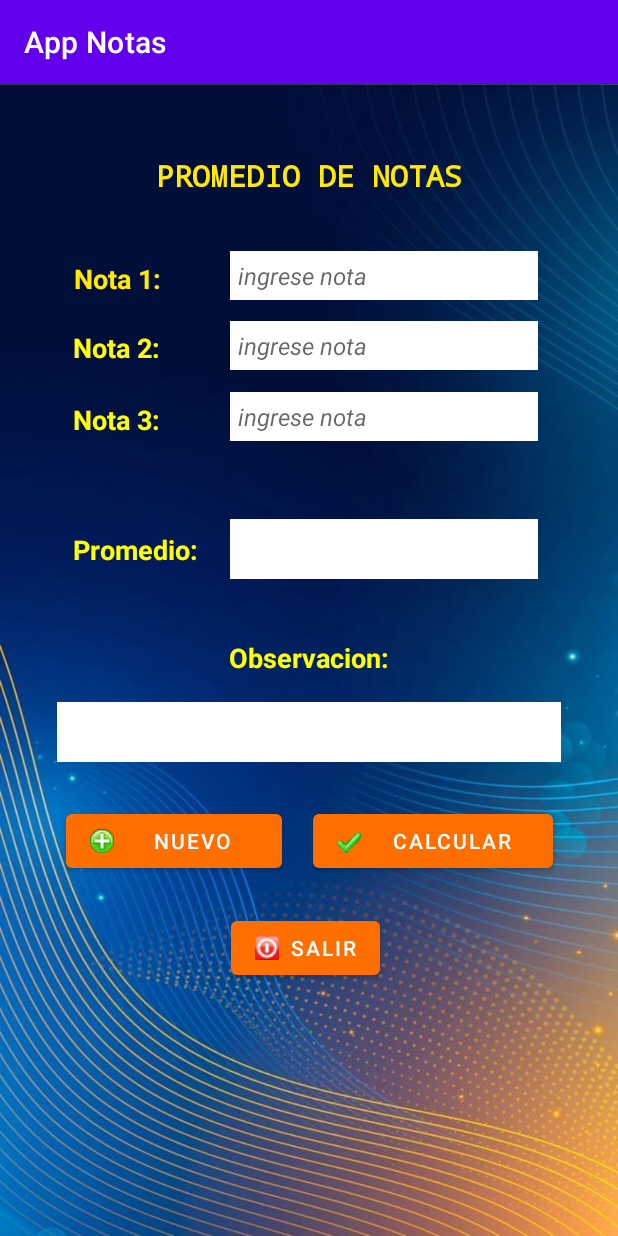
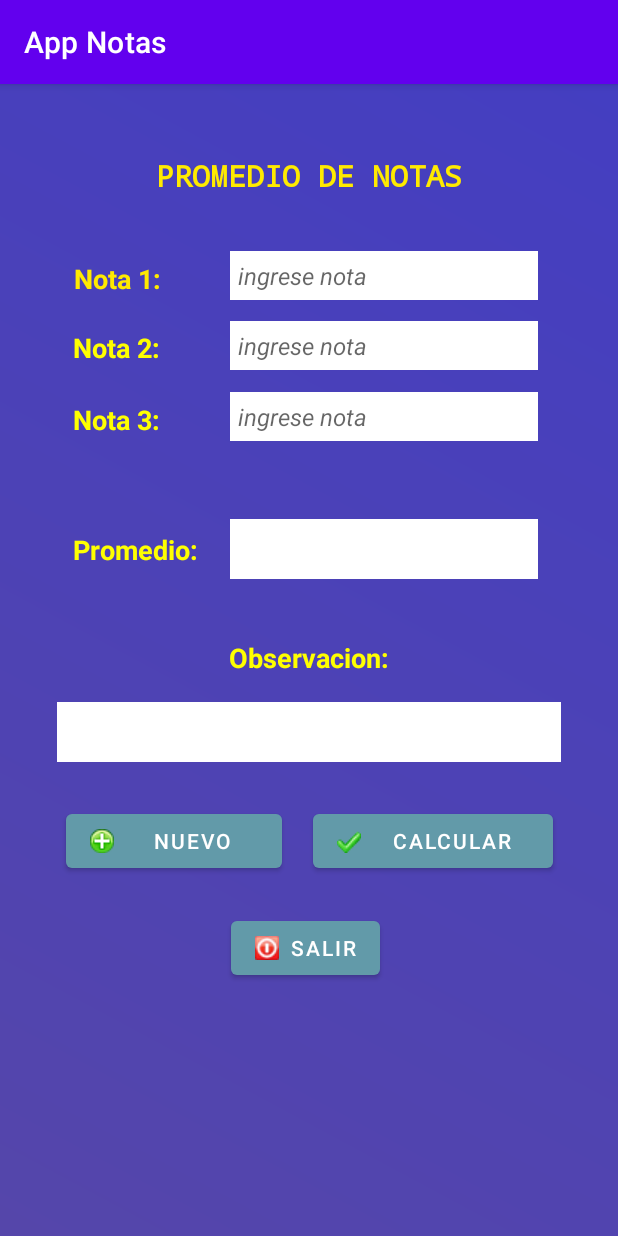
Before and after one commit to pedro-damian/curso-android, an Android app: the screen it shows after launch (MainActivity), on a phone screen of 412 x 824 dp. Run offline under Robolectric (Android 15) with nearby library versions, the phone set to English and light mode, and no system bars.

Commit message:
bg agregados

```diff
--- a/ApplicationNotas/app/src/main/AndroidManifest.xml
+++ b/ApplicationNotas/app/src/main/AndroidManifest.xml
@@ -4,7 +4,7 @@
 
     <application
         android:allowBackup="true"
-        android:icon="@drawable/yin_yang"
+        android:icon="@drawable/tarea_completada"
         android:label="App Notas"
         android:roundIcon="@mipmap/ic_launcher_round"
         android:supportsRtl="true"
--- /dev/null
+++ b/ApplicationNotas/app/src/main/res/drawable/bg.xml
@@ -0,0 +1,13 @@
+<?xml version="1.0" encoding="utf-8"?>
+<shape xmlns:android="http://schemas.android.com/apk/res/android"
+    android:shape="rectangle">
+    <gradient
+        android:startColor="#5546aa"
+        android:endColor="#443ec1"
+        android:type="linear"
+        android:angle="45"
+        >
+
+    </gradient>
+
+</shape>
--- a/ApplicationNotas/app/src/main/res/layout/activity_main.xml
+++ b/ApplicationNotas/app/src/main/res/layout/activity_main.xml
@@ -4,7 +4,7 @@
     xmlns:tools="http://schemas.android.com/tools"
     android:layout_width="match_parent"
     android:layout_height="match_parent"
-    android:background="@drawable/fondo_tec"
+    android:background="@drawable/bg"
     tools:context=".MainActivity">
 
     <EditText
@@ -48,7 +48,7 @@
         android:layout_width="wrap_content"
         android:layout_height="wrap_content"
         android:text="Salir"
-        app:backgroundTint="#FF6F00"
+        app:backgroundTint="#629aa9"
         app:icon="@drawable/off"
         app:iconTintMode="multiply"
         app:layout_constraintBottom_toBottomOf="parent"
@@ -64,7 +64,7 @@
         android:layout_height="wrap_content"
         android:ems="10"
         android:text="Calcular"
-        app:backgroundTint="#FF6F00"
+        app:backgroundTint="#629aa9"
         app:icon="@drawable/apply"
         app:iconTintMode="multiply"
         app:layout_constraintBottom_toBottomOf="parent"
@@ -204,7 +204,7 @@
         android:layout_height="wrap_content"
         android:ems="9"
         android:text="Nuevo"
-        app:backgroundTint="#FF6F00"
+        app:backgroundTint="#629aa9"
         app:icon="@drawable/crear"
         app:iconTintMode="multiply"
         app:layout_constraintBottom_toBottomOf="parent"
```
Also changed, not shown: ApplicationNotas/app/src/main/res/drawable/bg2.xml (added, +12 -0 lines), ApplicationNotas/app/src/main/res/drawable/bg3.xml (added, +13 -0 lines), ApplicationNotas/app/src/main/res/drawable/bg4.xml (added, +13 -0 lines), ApplicationNotas/app/src/main/res/drawable/bg5.xml (added, +15 -0 lines), ApplicationNotas/app/src/main/res/drawable/tarea_completada.png (added), ApplicationNotas/app/src/main/res/drawable/tarea_completada_medium.png (added), ApplicationNotas/app/src/main/res/drawable/tarea_completada_small.png (added).
